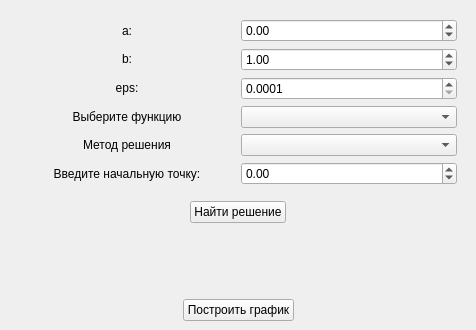
This is mainwindow.ui in margarita-v/OptimizationMethods as Qt 5 draws it before an edit. The edited form follows.
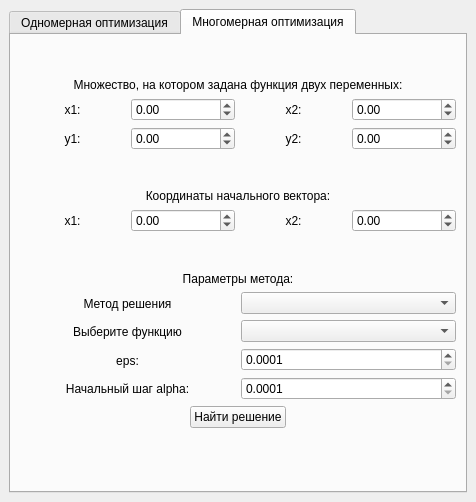
This is the edited form. The open tabs and pages were chosen to show the change.

Commit message: Tab widget for multidimensional optimization was added

Diff of the .ui file:
```diff
--- a/mainwindow.ui
+++ b/mainwindow.ui
@@ -7,7 +7,7 @@
     <x>0</x>
     <y>0</y>
     <width>476</width>
-    <height>330</height>
+    <height>502</height>
    </rect>
   </property>
   <property name="windowTitle">
@@ -29,6 +29,16 @@
    <property name="autoFillBackground">
     <bool>false</bool>
    </property>
+   <layout class="QGridLayout" name="gridLayout_2">
+    <item row="0" column="0">
+     <widget class="QTabWidget" name="tabWidget">
+      <property name="currentIndex">
+       <number>0</number>
+      </property>
+      <widget class="QWidget" name="firstTab">
+       <attribute name="title">
+        <string>Одномерная оптимизация</string>
+       </attribute>
    <layout class="QGridLayout" name="gridLayout">
     <item row="0" column="0">
      <layout class="QVBoxLayout" name="verticalLayout_4">
@@ -293,6 +303,393 @@
        </layout>
       </item>
      </layout>
+        </item>
+       </layout>
+      </widget>
+      <widget class="QWidget" name="secondTab">
+       <attribute name="title">
+        <string>Многомерная оптимизация</string>
+       </attribute>
+       <layout class="QGridLayout" name="gridLayout_3">
+        <item row="0" column="0">
+         <layout class="QVBoxLayout" name="verticalLayout">
+          <item>
+           <layout class="QHBoxLayout" name="horizontalLayout_5"/>
+          </item>
+          <item>
+           <spacer name="verticalSpacer_2">
+            <property name="orientation">
+             <enum>Qt::Vertical</enum>
+            </property>
+            <property name="sizeHint" stdset="0">
+             <size>
+              <width>20</width>
+              <height>40</height>
+             </size>
+            </property>
+           </spacer>
+          </item>
+          <item>
+           <widget class="QLabel" name="label_3">
+            <property name="font">
+             <font>
+              <weight>50</weight>
+              <bold>false</bold>
+             </font>
+            </property>
+            <property name="text">
+             <string>Множество, на котором задана функция двух переменных:</string>
+            </property>
+            <property name="alignment">
+             <set>Qt::AlignCenter</set>
+            </property>
+           </widget>
+          </item>
+          <item>
+           <layout class="QHBoxLayout" name="horizontalLayout_2">
+            <item>
+             <widget class="QLabel" name="label_4">
+              <property name="text">
+               <string>x1:</string>
+              </property>
+              <property name="alignment">
+               <set>Qt::AlignCenter</set>
+              </property>
+             </widget>
+            </item>
+            <item>
+             <widget class="QDoubleSpinBox" name="dsbX1">
+              <property name="minimum">
+               <double>-100.000000000000000</double>
+              </property>
+              <property name="maximum">
+               <double>100.000000000000000</double>
+              </property>
+             </widget>
+            </item>
+            <item>
+             <widget class="QLabel" name="label_5">
+              <property name="text">
+               <string>x2:</string>
+              </property>
+              <property name="alignment">
+               <set>Qt::AlignCenter</set>
+              </property>
+             </widget>
+            </item>
+            <item>
+             <widget class="QDoubleSpinBox" name="dsbX2">
+              <property name="minimum">
+               <double>-100.000000000000000</double>
+              </property>
+              <property name="maximum">
+               <double>100.000000000000000</double>
+              </property>
+             </widget>
+            </item>
+           </layout>
+          </item>
+          <item>
+           <layout class="QHBoxLayout" name="horizontalLayout_7">
+            <item>
+             <widget class="QLabel" name="label_6">
+              <property name="text">
+               <string>y1:</string>
+              </property>
+              <property name="alignment">
+               <set>Qt::AlignCenter</set>
+              </property>
+             </widget>
+            </item>
+            <item>
+             <widget class="QDoubleSpinBox" name="dsbY1">
+              <property name="minimum">
+               <double>-100.000000000000000</double>
+              </property>
+              <property name="maximum">
+               <double>100.000000000000000</double>
+              </property>
+             </widget>
+            </item>
+            <item>
+             <widget class="QLabel" name="label_7">
+              <property name="text">
+               <string>y2:</string>
+              </property>
+              <property name="alignment">
+               <set>Qt::AlignCenter</set>
+              </property>
+             </widget>
+            </item>
+            <item>
+             <widget class="QDoubleSpinBox" name="dsbY2">
+              <property name="minimum">
+               <double>-100.000000000000000</double>
+              </property>
+              <property name="maximum">
+               <double>100.000000000000000</double>
+              </property>
+             </widget>
+            </item>
+           </layout>
+          </item>
+          <item>
+           <spacer name="verticalSpacer_3">
+            <property name="orientation">
+             <enum>Qt::Vertical</enum>
+            </property>
+            <property name="sizeHint" stdset="0">
+             <size>
+              <width>20</width>
+              <height>40</height>
+             </size>
+            </property>
+           </spacer>
+          </item>
+          <item>
+           <widget class="QLabel" name="label_9">
+            <property name="font">
+             <font>
+              <weight>50</weight>
+              <bold>false</bold>
+             </font>
+            </property>
+            <property name="text">
+             <string>Координаты начального вектора:</string>
+            </property>
+            <property name="alignment">
+             <set>Qt::AlignCenter</set>
+            </property>
+           </widget>
+          </item>
+          <item>
+           <layout class="QHBoxLayout" name="horizontalLayout_9">
+            <item>
+             <widget class="QLabel" name="label_10">
+              <property name="text">
+               <string>x1:</string>
+              </property>
+              <property name="alignment">
+               <set>Qt::AlignCenter</set>
+              </property>
+             </widget>
+            </item>
+            <item>
+             <widget class="QDoubleSpinBox" name="dsbX1Vector">
+              <property name="minimum">
+               <double>-100.000000000000000</double>
+              </property>
+              <property name="maximum">
+               <double>100.000000000000000</double>
+              </property>
+             </widget>
+            </item>
+            <item>
+             <widget class="QLabel" name="label_11">
+              <property name="text">
+               <string>x2:</string>
+              </property>
+              <property name="alignment">
+               <set>Qt::AlignCenter</set>
+              </property>
+             </widget>
+            </item>
+            <item>
+             <widget class="QDoubleSpinBox" name="dsbX2Vector">
+              <property name="minimum">
+               <double>-100.000000000000000</double>
+              </property>
+              <property name="maximum">
+               <double>100.000000000000000</double>
+              </property>
+             </widget>
+            </item>
+           </layout>
+          </item>
+          <item>
+           <spacer name="verticalSpacer">
+            <property name="orientation">
+             <enum>Qt::Vertical</enum>
+            </property>
+            <property name="sizeHint" stdset="0">
+             <size>
+              <width>20</width>
+              <height>40</height>
+             </size>
+            </property>
+           </spacer>
+          </item>
+          <item>
+           <widget class="QLabel" name="label_12">
+            <property name="font">
+             <font>
+              <weight>50</weight>
+              <bold>false</bold>
+             </font>
+            </property>
+            <property name="text">
+             <string>Параметры метода:</string>
+            </property>
+            <property name="alignment">
+             <set>Qt::AlignCenter</set>
+            </property>
+           </widget>
+          </item>
+          <item>
+           <layout class="QHBoxLayout" name="horizontalLayout_10">
+            <item>
+             <layout class="QVBoxLayout" name="verticalLayout_8">
+              <item>
+               <widget class="QLabel" name="label_8">
+                <property name="text">
+                 <string>Метод решения</string>
+                </property>
+                <property name="alignment">
+                 <set>Qt::AlignCenter</set>
+                </property>
+               </widget>
+              </item>
+              <item>
+               <widget class="QLabel" name="label_13">
+                <property name="text">
+                 <string>Выберите функцию</string>
+                </property>
+                <property name="alignment">
+                 <set>Qt::AlignCenter</set>
+                </property>
+               </widget>
+              </item>
+              <item>
+               <widget class="QLabel" name="label_14">
+                <property name="text">
+                 <string>eps:</string>
+                </property>
+                <property name="alignment">
+                 <set>Qt::AlignCenter</set>
+                </property>
+               </widget>
+              </item>
+              <item>
+               <widget class="QLabel" name="label_15">
+                <property name="text">
+                 <string>Начальный шаг alpha:</string>
+                </property>
+                <property name="alignment">
+                 <set>Qt::AlignCenter</set>
+                </property>
+               </widget>
+              </item>
+             </layout>
+            </item>
+            <item>
+             <layout class="QVBoxLayout" name="verticalLayout_5">
+              <item>
+               <widget class="QComboBox" name="cbMethodSecond"/>
+              </item>
+              <item>
+               <widget class="QComboBox" name="cbFuncSecond"/>
+              </item>
+              <item>
+               <widget class="QDoubleSpinBox" name="dsbEpsSecond">
+                <property name="decimals">
+                 <number>4</number>
+                </property>
+                <property name="minimum">
+                 <double>0.000100000000000</double>
+                </property>
+                <property name="maximum">
+                 <double>1.000000000000000</double>
+                </property>
+                <property name="singleStep">
+                 <double>0.000100000000000</double>
+                </property>
+               </widget>
+              </item>
+              <item>
+               <widget class="QDoubleSpinBox" name="dsbAlpha">
+                <property name="decimals">
+                 <number>4</number>
+                </property>
+                <property name="minimum">
+                 <double>0.000100000000000</double>
+                </property>
+                <property name="maximum">
+                 <double>1.000000000000000</double>
+                </property>
+                <property name="singleStep">
+                 <double>0.000100000000000</double>
+                </property>
+               </widget>
+              </item>
+             </layout>
+            </item>
+           </layout>
+          </item>
+          <item>
+           <layout class="QHBoxLayout" name="horizontalLayout_3">
+            <item>
+             <spacer name="horizontalSpacer_5">
+              <property name="orientation">
+               <enum>Qt::Horizontal</enum>
+              </property>
+              <property name="sizeHint" stdset="0">
+               <size>
+                <width>40</width>
+                <height>20</height>
+               </size>
+              </property>
+             </spacer>
+            </item>
+            <item>
+             <widget class="QPushButton" name="btnSolveSecond">
+              <property name="text">
+               <string>Найти решение</string>
+              </property>
+             </widget>
+            </item>
+            <item>
+             <spacer name="horizontalSpacer_6">
+              <property name="orientation">
+               <enum>Qt::Horizontal</enum>
+              </property>
+              <property name="sizeHint" stdset="0">
+               <size>
+                <width>40</width>
+                <height>20</height>
+               </size>
+              </property>
+             </spacer>
+            </item>
+           </layout>
+          </item>
+          <item>
+           <widget class="QLabel" name="lblSolveSecond">
+            <property name="text">
+             <string/>
+            </property>
+            <property name="alignment">
+             <set>Qt::AlignCenter</set>
+            </property>
+           </widget>
+          </item>
+          <item>
+           <spacer name="verticalSpacer_4">
+            <property name="orientation">
+             <enum>Qt::Vertical</enum>
+            </property>
+            <property name="sizeHint" stdset="0">
+             <size>
+              <width>20</width>
+              <height>40</height>
+             </size>
+            </property>
+           </spacer>
+          </item>
+         </layout>
+        </item>
+       </layout>
+      </widget>
+     </widget>
     </item>
    </layout>
   </widget>
```
Lines whose indentation alone changed are shown as unchanged.
